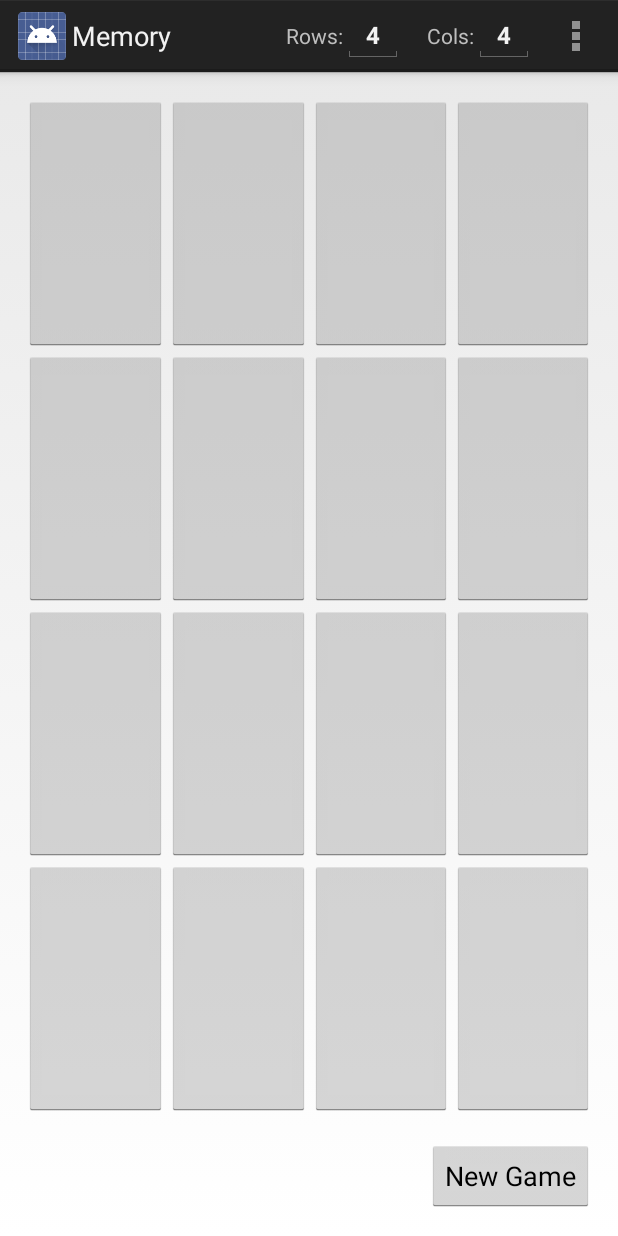
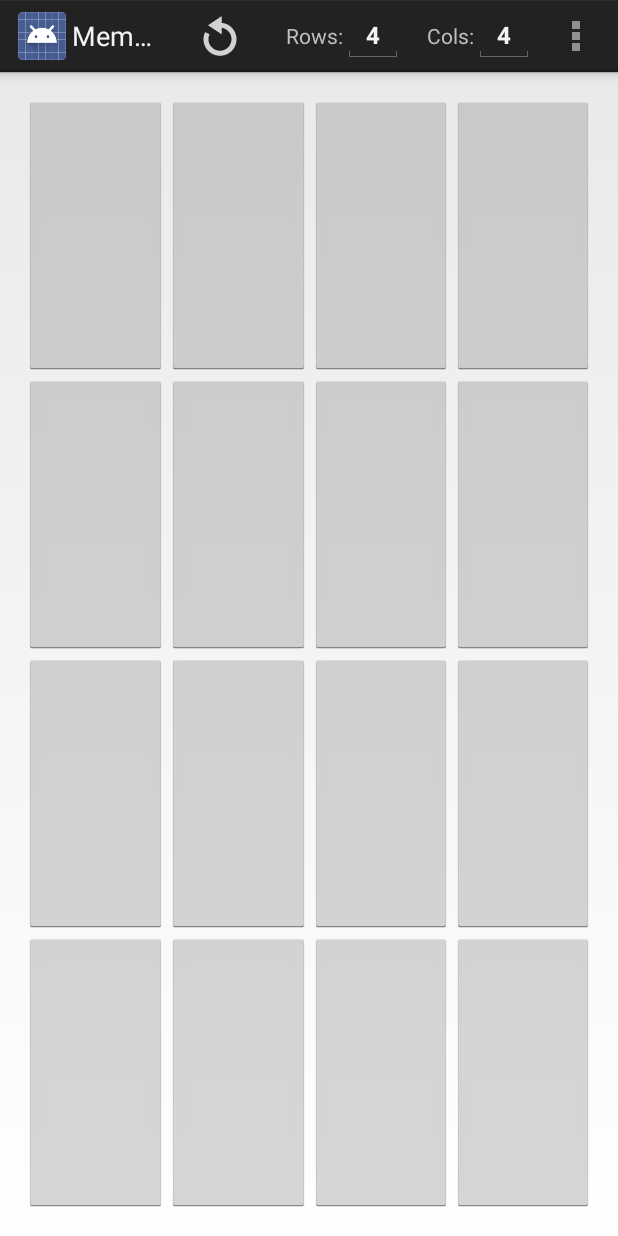
Before and after one commit to TampaBayAndroid/Memory, an Android app: the screen it shows after launch (MemoryActivity), after a tap on "New Game", on a phone screen of 412 x 824 dp. Run offline under Robolectric (Android 15) with nearby library versions, the phone set to English and light mode, and no system bars.

Commit message:
* Moved new game button into action bar * Moved empty spot for odd number boards to the center position * Some minor source code fixes

```diff
--- a/app/src/main/java/org/tbadg/memory/MemoryActivity.java
+++ b/app/src/main/java/org/tbadg/memory/MemoryActivity.java
@@ -80,11 +80,11 @@ public class MemoryActivity extends Activity implements TextView.OnEditorActionL
         rows.setText(String.valueOf(mNumRows));
 
         EditText cols = (EditText) menu.findItem(R.id.menu_cols)
-                                        .getActionView().findViewById(R.id.cols);
+                                       .getActionView().findViewById(R.id.cols);
         cols.setOnEditorActionListener(this);
         cols.setText(String.valueOf(mNumCols));
 
-        return(super.onCreateOptionsMenu(menu));
+        return (super.onCreateOptionsMenu(menu));
     }
 
     @Override
@@ -93,6 +93,10 @@ public class MemoryActivity extends Activity implements TextView.OnEditorActionL
         // automatically handle clicks on the Home/Up button, so long
         // as you specify a parent activity in AndroidManifest.xml.
         switch (item.getItemId()) {
+
+            case R.id.menu_new:
+                newGame();
+                break;
 
             case R.id.menu_about:
                 handleAbout();
@@ -105,15 +109,17 @@ public class MemoryActivity extends Activity implements TextView.OnEditorActionL
 
         return super.onOptionsItemSelected(item);
     }
+
     @Override
     public boolean onEditorAction(TextView v, int actionId, KeyEvent event) {
         int num = DEFAULT_NUM_ROWS;
+
         boolean keyEventEnterUp = actionId == EditorInfo.IME_ACTION_UNSPECIFIED
                 && event.getAction() == KeyEvent.ACTION_UP
                 && event.getKeyCode() == KeyEvent.KEYCODE_ENTER;
         if (actionId == EditorInfo.IME_ACTION_DONE || keyEventEnterUp) {
             try {
-                num  = Integer.valueOf(v.getText().toString());
+                num = Integer.valueOf(v.getText().toString());
                 if (num < 2)
                     num = 2;
                 else if (num > 10)
@@ -135,7 +141,7 @@ public class MemoryActivity extends Activity implements TextView.OnEditorActionL
             newGame();
         }
 
-        return(true);
+        return (true);
     }
 
     private void handleAbout() {
@@ -226,11 +232,6 @@ public class MemoryActivity extends Activity implements TextView.OnEditorActionL
             values.add(i);
         }
 
-        Log.e(TAG, "mNumRows=" + mNumRows);
-        Log.e(TAG, "mNumCols=" + mNumCols);
-        Log.e(TAG, "mMatchesShown=" + mMatchesShown);
-        Log.e(TAG, "values.size()=" + values.size());
-
         // For each card:
         for (int i = mCards.getChildCount() - 1; i >= 0; --i) {
             LinearLayout row = (LinearLayout) mCards.getChildAt(i);
@@ -239,7 +240,7 @@ public class MemoryActivity extends Activity implements TextView.OnEditorActionL
                 Button card = (Button) row.getChildAt(j);
 
                 // Leave the bottom middle space empty if there's an odd number of mCards:
-                if (mEmptySpot && i == mNumRows - 1 && j == mNumCols / 2) {
+                if (mEmptySpot && i == mNumRows / 2 && j == mNumCols / 2) {
                     hideCard(card);
 
                 } else {
--- a/app/src/main/res/layout/activity_memory.xml
+++ b/app/src/main/res/layout/activity_memory.xml
@@ -33,15 +33,4 @@
             android:onClick="doNewGame"
             android:text="@string/winner_popup"/>
     </FrameLayout>
-
-    <Button
-        android:id="@+id/new_game"
-        android:layout_width="wrap_content"
-        android:layout_height="wrap_content"
-        android:layout_marginTop="@dimen/activity_vertical_margin"
-        android:layout_gravity="right"
-        tools:ignore="RtlHardcoded"
-        android:onClick="doNewGame"
-        android:text="@string/new_game_button"/>
-
 </LinearLayout>
--- a/app/src/main/res/menu/options_menu.xml
+++ b/app/src/main/res/menu/options_menu.xml
@@ -1,26 +1,37 @@
 <?xml version="1.0" encoding="utf-8"?>
 <menu xmlns:android="http://schemas.android.com/apk/res/android">
+
+    <item
+        android:id="@+id/menu_new"
+        android:icon="@drawable/ic_action_replay"
+        android:title="@string/menu_new"
+        android:orderInCategory="1"
+        android:showAsAction="always|withText" />
 
     <item
         android:id="@+id/menu_rows"
         android:actionLayout="@layout/rows"
         android:title="@string/menu_rows"
+        android:orderInCategory="2"
         android:showAsAction="always" />
 
     <item
         android:id="@+id/menu_cols"
         android:actionLayout="@layout/cols"
         android:title="@string/menu_cols"
+        android:orderInCategory="3"
         android:showAsAction="always" />
 
     <item
         android:id="@+id/menu_about"
         android:title="@string/menu_about"
+        android:orderInCategory="11"
         android:showAsAction="never" />
 
     <item
         android:id="@+id/menu_help"
         android:title="@string/menu_help"
+        android:orderInCategory="12"
         android:showAsAction="never" />
 
 </menu>
--- a/app/src/main/res/values/strings.xml
+++ b/app/src/main/res/values/strings.xml
@@ -5,6 +5,7 @@
     <string name="new_game_button">New Game</string>
     <string name="winner_popup">Winner!</string>
 
+    <string name="menu_new">New Game</string>
     <string name="menu_rows">Rows:</string>
     <string name="menu_cols">Cols:</string>
     <string name="menu_about">Show About</string>
```
Also changed, not shown: app/src/main/res/drawable-hdpi/ic_action_replay.png (added), app/src/main/res/drawable-mdpi/ic_action_replay.png (added), app/src/main/res/drawable-xhdpi/ic_action_replay.png (added), app/src/main/res/drawable-xxhdpi/ic_action_replay.png (added).
